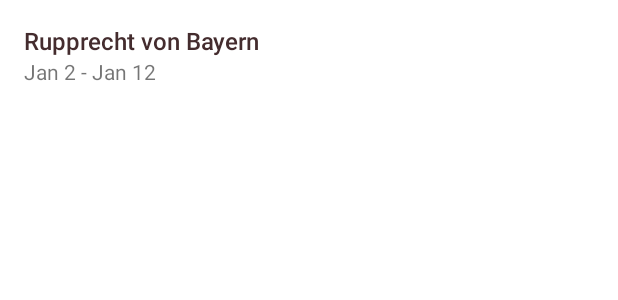
After one commit to dax0102/reservatium, an Android app: the layout layout_item_room_reservation.xml on its own in the app's theme, with its tools: preview values and no code run, on a phone screen of 412 x 824 dp. The commit adds this screen. Shown: the top 300 px of the screen. Run offline under Robolectric (Android 15) with nearby library versions, the phone set to English and light mode, and no system bars.

Commit message:
Added reservations in room

```diff
--- a/app/src/main/AndroidManifest.xml
+++ b/app/src/main/AndroidManifest.xml
@@ -22,6 +22,7 @@
         <activity android:name=".features.customer.chooser.CustomerChooserActivity"/>
         <activity android:name=".features.room.chooser.RoomChooserActivity"/>
         <activity android:name=".features.shared.DateRangeChooserActivity" />
+        <activity android:name=".features.room.editor.RoomEditorActivity" />
     </application>
 
 </manifest>
--- a/app/src/main/java/me/asayah/reservatium/features/customer/chooser/CustomerChooserActivity.kt
+++ b/app/src/main/java/me/asayah/reservatium/features/customer/chooser/CustomerChooserActivity.kt
@@ -24,7 +24,7 @@ class CustomerChooserActivity: BaseActivity(), BaseAdapter.ActionListener {
         super.onCreate(savedInstanceState)
         binding = ChooserCustomerBinding.inflate(layoutInflater)
         setContentView(binding.root)
-        setupTopAppBar(binding.appbarLayout.toolbar)
+        setupToolbar(binding.appbarLayout.toolbar)
         setToolbarTitle(R.string.chooser_customer)
 
         with(binding.recyclerView) {
--- a/app/src/main/java/me/asayah/reservatium/features/customer/editor/CustomerEditorActivity.kt
+++ b/app/src/main/java/me/asayah/reservatium/features/customer/editor/CustomerEditorActivity.kt
@@ -4,16 +4,13 @@ import android.content.Intent
 import android.os.Bundle
 import androidx.activity.viewModels
 import androidx.core.view.isVisible
-import androidx.core.widget.doAfterTextChanged
 import dagger.hilt.android.AndroidEntryPoint
 import me.asayah.reservatium.R
 import me.asayah.reservatium.components.custom.ItemDecoration
 import me.asayah.reservatium.databinding.EditorCustomerBinding
 import me.asayah.reservatium.features.customer.Customer
 import me.asayah.reservatium.features.customer.CustomerReservationAdapter
-import me.asayah.reservatium.features.reservation.ReservationAdapter
 import me.asayah.reservatium.features.shared.base.BaseActivity
-import me.asayah.reservatium.features.shared.base.BaseAdapter
 
 @AndroidEntryPoint
 class CustomerEditorActivity: BaseActivity() {
@@ -28,7 +25,7 @@ class CustomerEditorActivity: BaseActivity() {
         super.onCreate(savedInstanceState)
         binding = EditorCustomerBinding.inflate(layoutInflater)
         setContentView(binding.root)
-        setupTopAppBar(binding.toolbar)
+        setupToolbar(binding.toolbar)
         setToolbarTitle(R.string.editor_new_customer)
 
         if (intent.hasExtra(EXTRA_CUSTOMER)) {
--- a/app/src/main/java/me/asayah/reservatium/features/reservation/editor/ReservationEditorActivity.kt
+++ b/app/src/main/java/me/asayah/reservatium/features/reservation/editor/ReservationEditorActivity.kt
@@ -35,7 +35,7 @@ class ReservationEditorActivity: BaseActivity() {
         super.onCreate(savedInstanceState)
         binding = EditorReservationBinding.inflate(layoutInflater)
         setContentView(binding.root)
-        setupTopAppBar(binding.toolbar)
+        setupToolbar(binding.toolbar)
         setToolbarTitle(R.string.editor_new_reservation)
         formatter = DateFormatting.getFormatter(false)
 
--- a/app/src/main/java/me/asayah/reservatium/features/room/chooser/RoomChooserActivity.kt
+++ b/app/src/main/java/me/asayah/reservatium/features/room/chooser/RoomChooserActivity.kt
@@ -23,7 +23,7 @@ class RoomChooserActivity: BaseActivity(), BaseAdapter.ActionListener {
         super.onCreate(savedInstanceState)
         binding = ChooserRoomBinding.inflate(layoutInflater)
         setContentView(binding.root)
-        setupTopAppBar(binding.appbarLayout.toolbar)
+        setupToolbar(binding.appbarLayout.toolbar)
         setToolbarTitle(R.string.chooser_room)
 
         with(binding.recyclerView) {
--- a/app/src/main/java/me/asayah/reservatium/features/shared/DateRangeChooserActivity.kt
+++ b/app/src/main/java/me/asayah/reservatium/features/shared/DateRangeChooserActivity.kt
@@ -18,7 +18,6 @@ import dagger.hilt.android.AndroidEntryPoint
 import me.asayah.reservatium.R
 import me.asayah.reservatium.components.extensions.setCornerRadius
 import me.asayah.reservatium.components.extensions.setTextColorRes
-import me.asayah.reservatium.components.formatting.DateFormatting
 import me.asayah.reservatium.databinding.CalendarDayLayoutBinding
 import me.asayah.reservatium.databinding.CalendarMonthLegendBinding
 import me.asayah.reservatium.databinding.ChooserDateRangeBinding
@@ -50,7 +49,7 @@ class DateRangeChooserActivity: BaseActivity() {
         super.onCreate(savedInstanceState)
         binding = ChooserDateRangeBinding.inflate(layoutInflater)
         setContentView(binding.root)
-        setupTopAppBar(binding.toolbar)
+        setupToolbar(binding.toolbar)
 
         startBackground = ResourcesCompat.getDrawable(resources,
                 R.drawable.shape_calendar_selected_start, null) as GradientDrawable
--- a/app/src/main/java/me/asayah/reservatium/features/shared/base/BaseActivity.kt
+++ b/app/src/main/java/me/asayah/reservatium/features/shared/base/BaseActivity.kt
@@ -17,7 +17,7 @@ abstract class BaseActivity: AppCompatActivity() {
         }
     }
 
-    protected fun setupTopAppBar(toolbar: MaterialToolbar) {
+    protected fun setupToolbar(toolbar: MaterialToolbar) {
         this.toolbar = toolbar
 
         setSupportActionBar(this.toolbar)
@@ -28,6 +28,10 @@ abstract class BaseActivity: AppCompatActivity() {
         }
     }
 
+    protected fun setToolbarTitle(title: String?) {
+        this.toolbar?.title = title
+    }
+
     protected fun setToolbarTitle(@StringRes id: Int) {
         this.toolbar?.setTitle(id)
     }
--- /dev/null
+++ b/app/src/main/res/layout/layout_item_room_reservation.xml
@@ -0,0 +1,31 @@
+<?xml version="1.0" encoding="utf-8"?>
+<FrameLayout
+    xmlns:android="http://schemas.android.com/apk/res/android"
+    xmlns:tools="http://schemas.android.com/tools"
+    android:layout_width="match_parent"
+    android:layout_height="match_parent"
+    android:foreground="?attr/selectableItemBackground"
+    android:background="?attr/colorSurface">
+
+    <LinearLayout
+        android:layout_width="match_parent"
+        android:layout_height="wrap_content"
+        android:padding="@dimen/activity_padding"
+        android:orientation="vertical">
+
+        <TextView
+            android:id="@+id/customerTextView"
+            android:layout_width="wrap_content"
+            android:layout_height="wrap_content"
+            android:textAppearance="@style/TextAppearance.Reservatium.List.Title"
+            tools:text="Rupprecht von Bayern"/>
+
+        <TextView
+            android:id="@+id/dateTextView"
+            android:layout_width="wrap_content"
+            android:layout_height="wrap_content"
+            tools:text="Jan 2 - Jan 12"/>
+
+    </LinearLayout>
+
+</FrameLayout>
```
Also changed, not shown: app/src/main/java/me/asayah/reservatium/database/dao/ReservationDao.kt (+6 -3 lines), app/src/main/java/me/asayah/reservatium/database/repository/ReservationRepository.kt (+6 -2 lines), app/src/main/java/me/asayah/reservatium/features/room/RoomFragment.kt (+14 -1 lines), app/src/main/java/me/asayah/reservatium/features/room/RoomReservationAdapter.kt (added, +35 -0 lines), app/src/main/java/me/asayah/reservatium/features/room/editor/RoomEditorActivity.kt (added, +51 -0 lines), app/src/main/java/me/asayah/reservatium/features/room/editor/RoomEditorViewModel.kt (added, +28 -0 lines), app/src/main/res/layout/editor_room.xml (added, +56 -0 lines).
